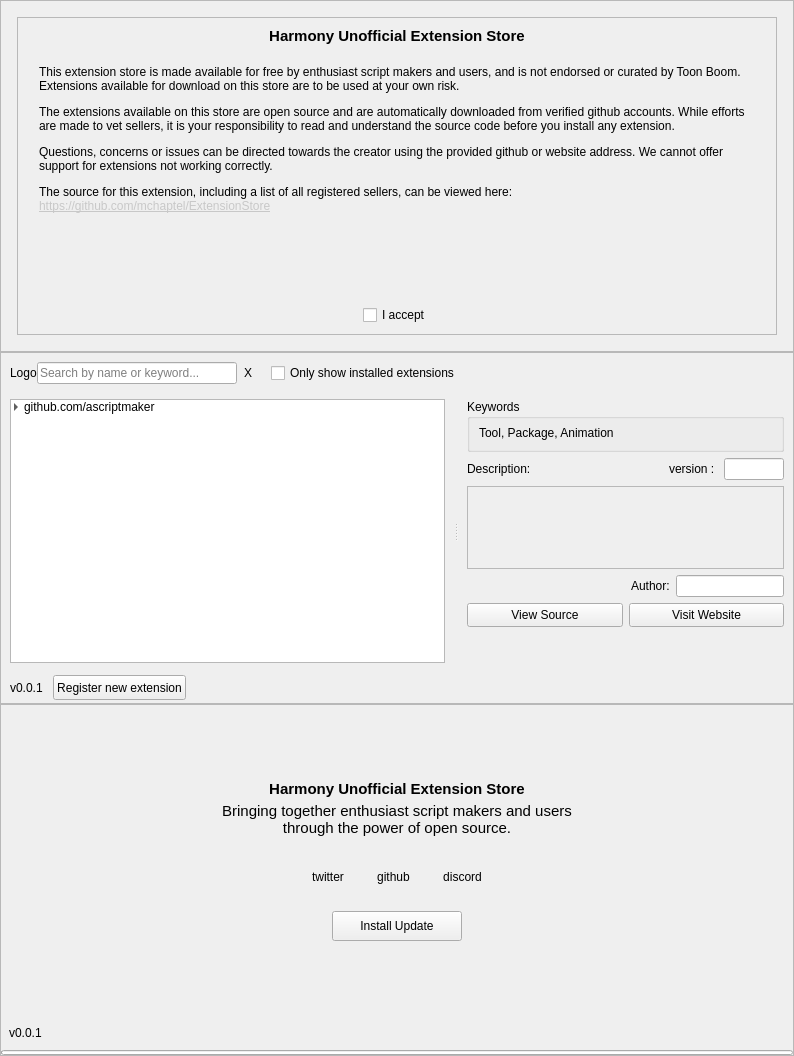
Qt form ExtensionStore/resources/store.ui (mchaptel/ExtensionStore) before a commit.
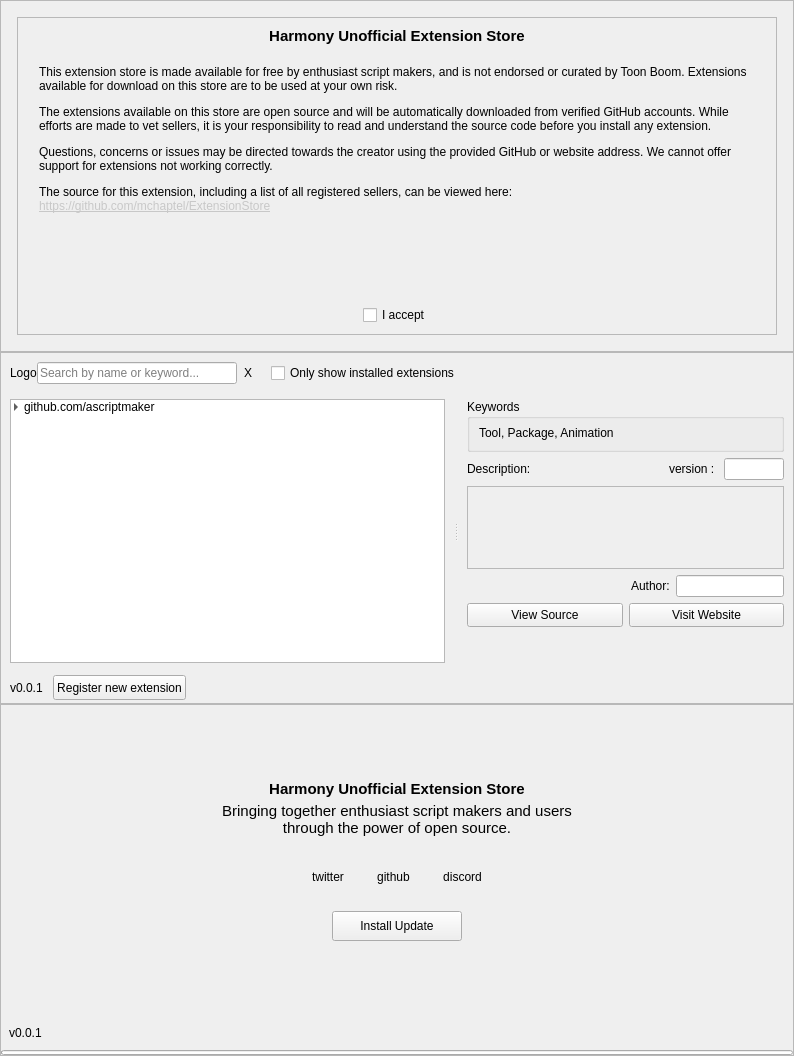
The same form after that commit.

Commit message: Slightly adjusted EULA wording and reduced text size 1pt.

The edit to the form file:
```diff
--- a/ExtensionStore/resources/store.ui
+++ b/ExtensionStore/resources/store.ui
@@ -145,7 +145,7 @@
                 <item>
                  <widget class="QLabel" name="eulaText">
                   <property name="text">
-                   <string>&lt;html&gt;&lt;head/&gt;&lt;body&gt;&lt;p&gt;This extension store is made available for free by enthusiast script makers and users, and is not endorsed or curated by Toon Boom. Extensions available for download on this store are to be used at your own risk.&lt;/p&gt;&lt;p&gt;The extensions available on this store are open source and are automatically downloaded from verified github accounts. While efforts are made to vet sellers, it is your responsibility to read and understand the source code before you install any extension.&lt;/p&gt;&lt;p&gt;Questions, concerns or issues can be directed towards the creator using the provided github or website address. We cannot offer support for extensions not working correctly.&lt;/p&gt;&lt;p&gt;The source for this extension, including a list of all registered sellers, can be viewed here: &lt;br/&gt;&lt;a href=&quot;https://github.com/mchaptel/ExtensionStore&quot;&gt;&lt;span style=&quot; text-decoration: underline; color:#c8c8c8;&quot;&gt;https://github.com/mchaptel/ExtensionStore&lt;/span&gt;&lt;/a&gt;&lt;/p&gt;&lt;/body&gt;&lt;/html&gt;</string>
+                   <string>&lt;html&gt;&lt;head/&gt;&lt;body&gt;&lt;p&gt;This extension store is made available for free by enthusiast script makers, and is not endorsed or curated by Toon Boom. Extensions available for download on this store are to be used at your own risk.&lt;/p&gt;&lt;p&gt;The extensions available on this store are open source and will be automatically downloaded from verified GitHub accounts. While efforts are made to vet sellers, it is your responsibility to read and understand the source code before you install any extension.&lt;/p&gt;&lt;p&gt;Questions, concerns or issues may be directed towards the creator using the provided GitHub or website address. We cannot offer support for extensions not working correctly.&lt;/p&gt;&lt;p&gt;The source for this extension, including a list of all registered sellers, can be viewed here: &lt;br/&gt;&lt;a href=&quot;https://github.com/mchaptel/ExtensionStore&quot;&gt;&lt;span style=&quot; text-decoration: underline; color:#c8c8c8;&quot;&gt;https://github.com/mchaptel/ExtensionStore&lt;/span&gt;&lt;/a&gt;&lt;/p&gt;&lt;/body&gt;&lt;/html&gt;</string>
                   </property>
                   <property name="alignment">
                    <set>Qt::AlignLeading|Qt::AlignLeft|Qt::AlignTop</set>
```
The commit also changes 1 other file.
